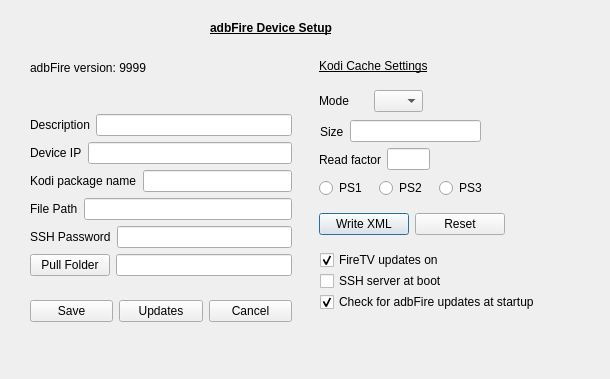
First picture: the form in preferencesdialog.ui, repository kbrack1/adbFire, before the edit.
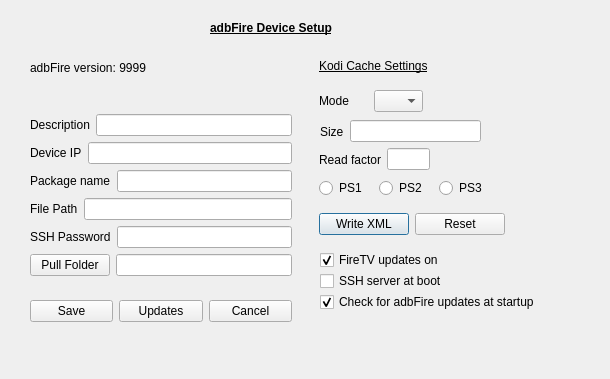
Second picture: the form after the edit.

Diff of the .ui file:
```diff
--- a/preferencesdialog.ui
+++ b/preferencesdialog.ui
@@ -368,7 +368,7 @@
         <item>
          <widget class="QLabel" name="label">
           <property name="text">
-           <string>Kodi package name</string>
+           <string>Package name</string>
           </property>
          </widget>
         </item>
```
Left out of the diff: 19 changed lines with no effect on the pictures.
